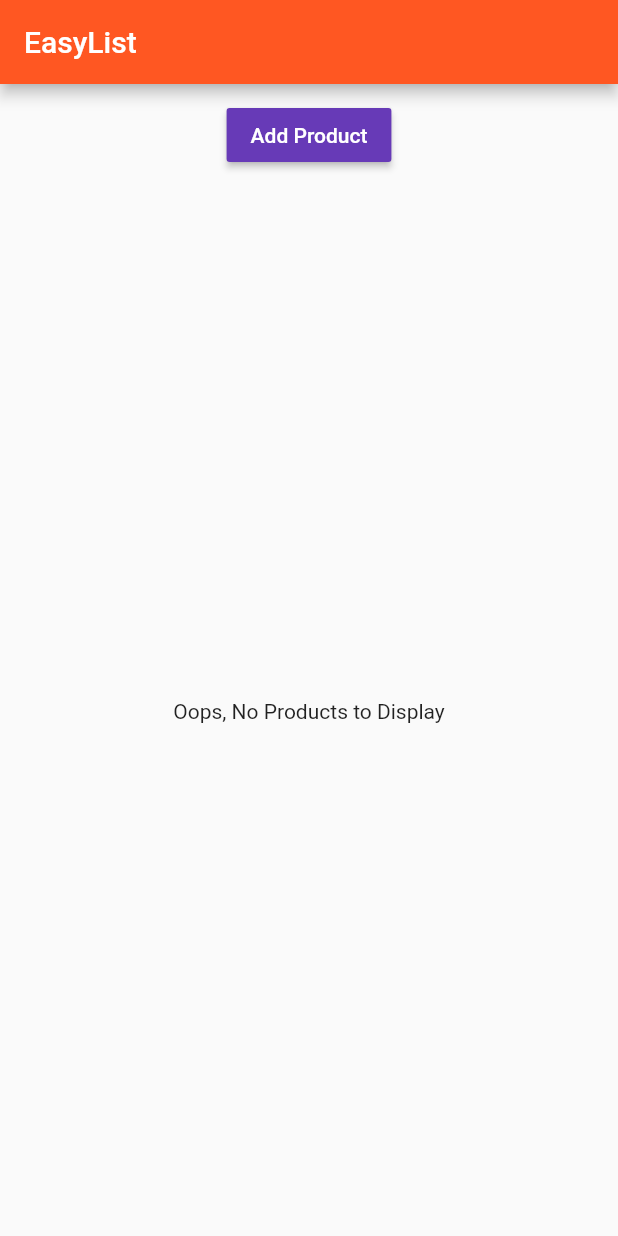
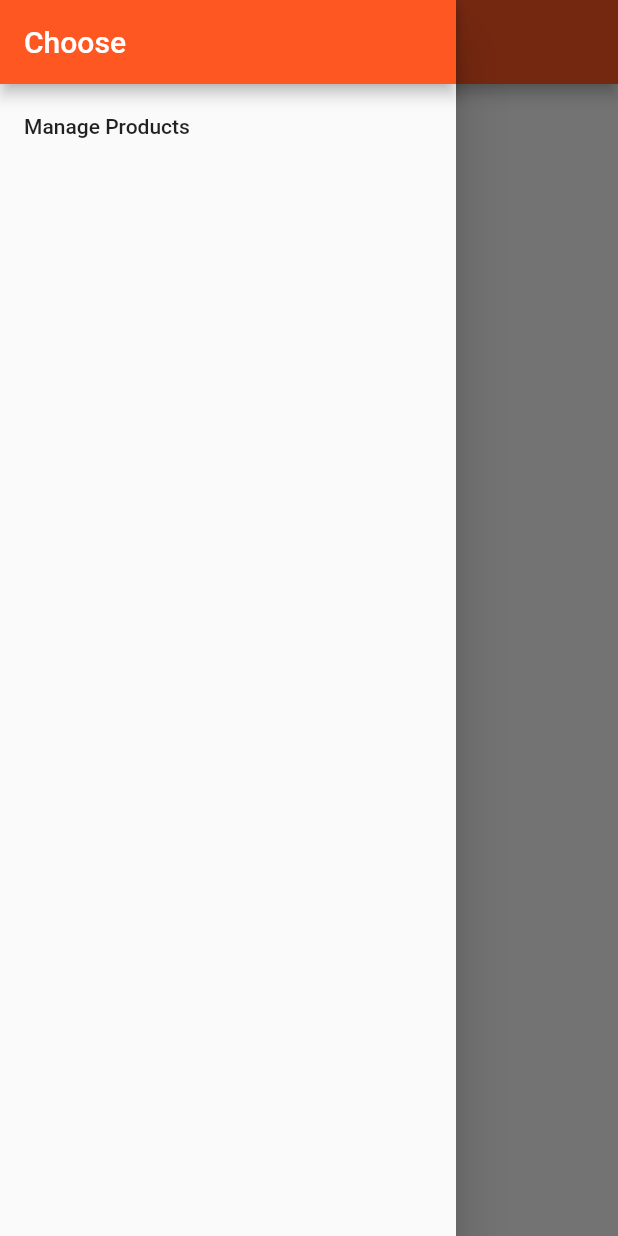
Before and after one commit to godcrampy/flutter-udemy-course, a Flutter app: the ProductsPage screen opened directly, with the side drawer open (before the commit the screen has no drawer), on a phone screen of 412 x 824 dp. Run offline on Flutter 3.47's test engine with Material 2 defaults, Android fonts, the phone set to English and light mode, and no system bars.

Commit message:
Added Side Drawer

```diff
--- a/lib/pages/products.dart
+++ b/lib/pages/products.dart
@@ -1,10 +1,30 @@
 import 'package:flutter/material.dart';
+import 'package:flutter_course/pages/products_admin.dart';
 import '../product_manager.dart';
 
 class ProductsPage extends StatelessWidget {
   @override
   Widget build(BuildContext context) {
     return Scaffold(
+        drawer: Drawer(
+          child: Column(
+            children: <Widget>[
+              AppBar(
+                title: Text('Choose'),
+                automaticallyImplyLeading: false,
+              ),
+              ListTile(
+                title: Text('Manage Products'),
+                onTap: () {
+                  Navigator.pushReplacement(
+                      context,
+                      MaterialPageRoute(
+                          builder: (BuildContext context) => ProductsAdminPage()));
+                },
+              )
+            ],
+          ),
+        ),
         appBar: AppBar(
           title: Text('EasyList'),
         ),
--- /dev/null
+++ b/lib/pages/products_admin.dart
@@ -0,0 +1,17 @@
+import 'package:flutter/material.dart';
+import 'package:flutter_course/pages/products.dart';
+
+class ProductsAdminPage extends StatelessWidget {
+  @override
+  Widget build(BuildContext context) {
+    return Scaffold(
+      drawer: Drawer(child: Column(children: <Widget>[
+        AppBar(title: Text("Manage Products"),),
+        ListTile(title: Text('All Products'), onTap: (){Navigator.pushReplacement(context, MaterialPageRoute(builder: (context)=>ProductsPage()));},)
+      ],),),
+        appBar: AppBar(
+          title: Text('Manage Products'),
+        ),
+        body: Center(child: Text("Manage Products")));
+  }
+}
--- a/lib/products.dart
+++ b/lib/products.dart
@@ -12,7 +12,7 @@ class Products extends StatelessWidget {
     return Card(
       child: Column(
         children: <Widget>[
-          Image.asset('assets/food.jpg'),
+          Image.asset(products[index]['imageUrl']),
           Text(products[index]['title']),
           ButtonBar(
             alignment: MainAxisAlignment.center,
```
